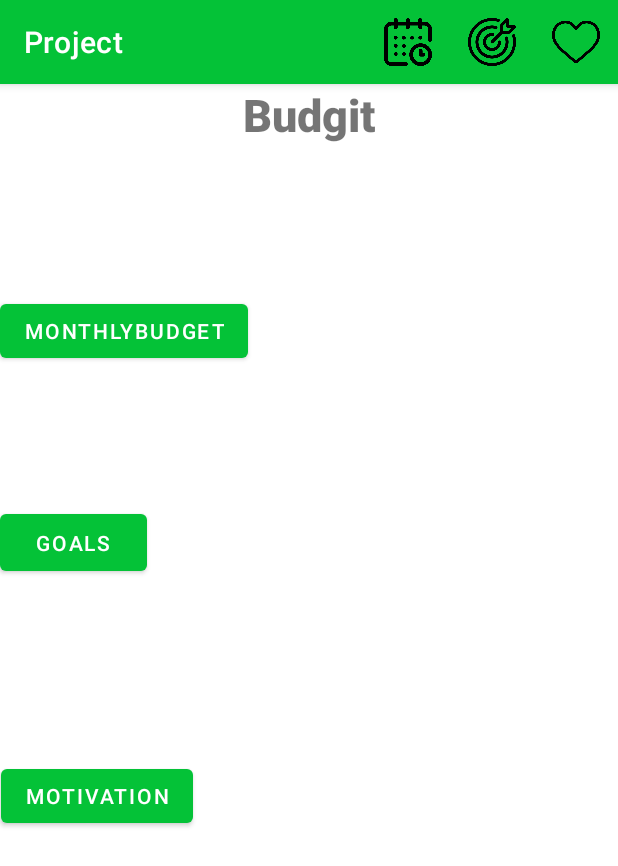
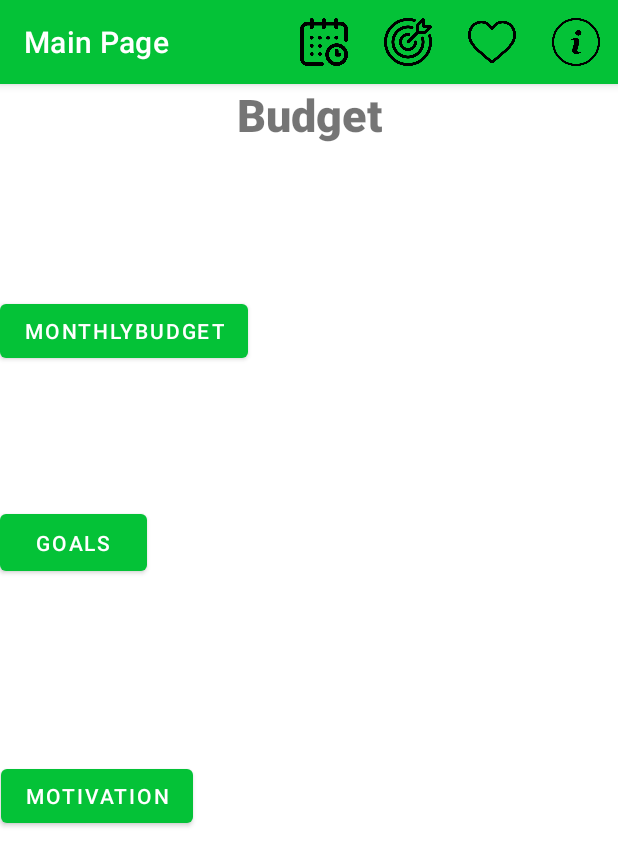
Before and after one commit to Jagveer-Sangha/CP470-Project, an Android app: the screen it shows after launch (MainActivity), on a phone screen of 412 x 824 dp. Shown: the top 866 px of the screen. Run offline under Robolectric (Android 15) with nearby library versions, the phone set to English and light mode, and no system bars.

Commit message:
added information button with authors and app version

```diff
--- a/app/src/main/res/menu/main_menu.xml
+++ b/app/src/main/res/menu/main_menu.xml
@@ -5,15 +5,20 @@
         android:id="@+id/monthly"
         android:icon="@drawable/calendar"
         android:title="@string/title_activity_monthly_budget"
-        app:showAsAction="ifRoom" />
+        app:showAsAction="always" />
     <item
         android:id="@+id/goals"
         android:icon="@drawable/target"
         android:title="@string/goals_button_string"
-        app:showAsAction="ifRoom"/>
+        app:showAsAction="always" />
     <item
         android:id="@+id/motivation"
         android:icon="@drawable/heart"
         android:title="@string/motivation_button_string"
-        app:showAsAction="ifRoom"/>
+        app:showAsAction="always" />
+    <item
+        android:id="@+id/info"
+        android:icon="@drawable/info"
+        android:title="@string/information"
+        app:showAsAction="always" />
 </menu>
--- a/app/src/main/res/values/strings.xml
+++ b/app/src/main/res/values/strings.xml
@@ -42,8 +42,9 @@
 
 
     <!-- Main Page Strings   -->
-    <string name="Title">Budgit</string>
-
+    <string name="Title">Budget</string>
+    <string name="information">Info</string>
+    <string name="infoTitle">Information</string>
     <!-- String Array -->
     <string-array name="categories">
         <item>Food</item>
```
Also changed, not shown: app/src/main/java/com/example/project/MainActivity.java (+31 -11 lines), app/src/main/res/drawable/info.png (added), 1 other file.
